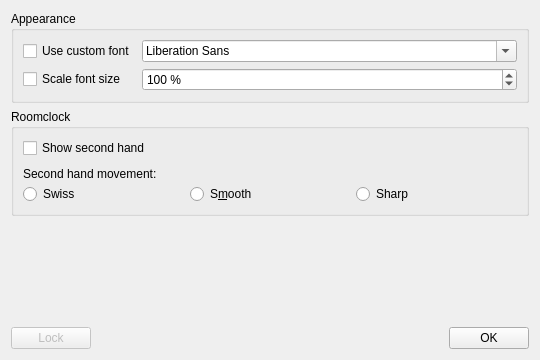
Qt form department/clkwindowsettings.ui (SFr682k/fightclub) before a commit.
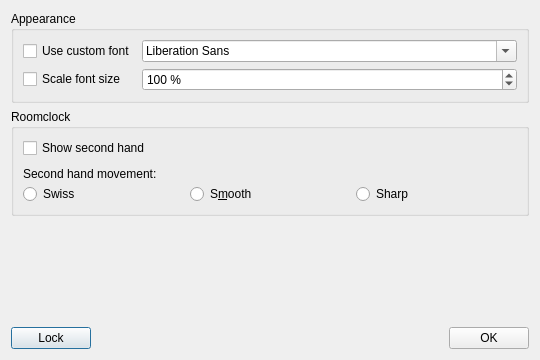
The same form after that commit. Icons and pictures are not drawn.

Commit message: Implement locking clock window settings

Diff of the .ui file:
```diff
--- a/department/clkwindowsettings.ui
+++ b/department/clkwindowsettings.ui
@@ -148,9 +148,6 @@
     <layout class="QHBoxLayout" name="horizontalLayout">
      <item>
       <widget class="QPushButton" name="lockSettingsBttn">
-       <property name="enabled">
-        <bool>false</bool>
-       </property>
        <property name="text">
         <string>Lock</string>
        </property>
```
Left out of the diff: 2 changed lines with no effect on the pictures. The commit also changes 5 other files.
